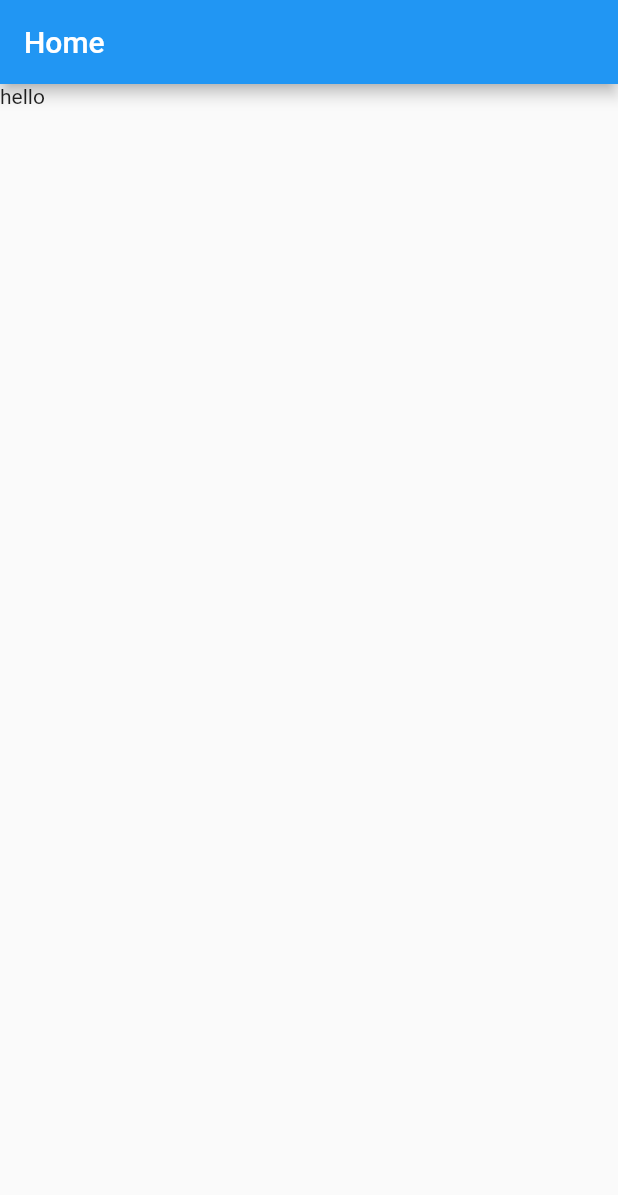
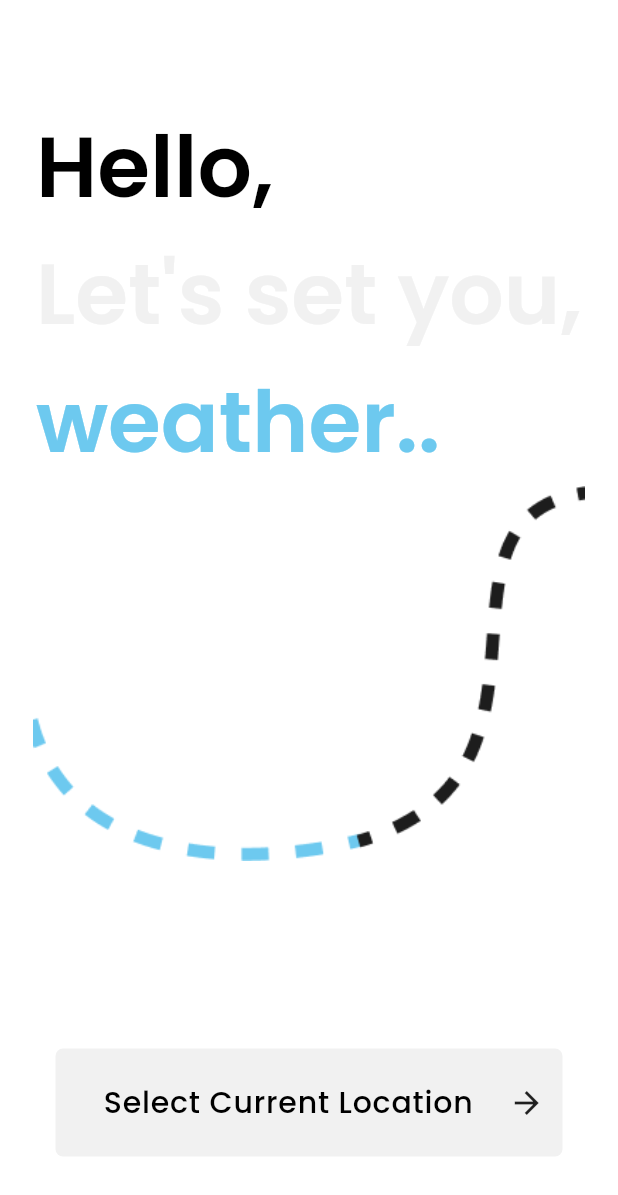
Before and after one commit to m-ammar-p/hackathon, a Flutter app: the screen it shows after launch, on a phone screen of 412 x 824 dp. Shown: the top 1195 px of the screen. Run offline on Flutter 3.47's test engine with Material 2 defaults, Android fonts, the phone set to English and light mode, and no system bars; our stand-ins replace google_fonts, stacked, stacked_core, stacked_services.

Commit message:
Completed Landing page UI

```diff
--- a/lib/base/app_setup.dart
+++ b/lib/base/app_setup.dart
@@ -1,5 +1,7 @@
 
+import 'package:hackathon/views/city/city_view.dart';
 import 'package:hackathon/views/home/home_view.dart';
+import 'package:hackathon/views/landing/landing_view.dart';
 import 'package:hackathon/views/splash/splash_view.dart';
 import 'package:stacked/stacked_annotations.dart';
 import 'package:stacked_services/stacked_services.dart';
@@ -9,6 +11,8 @@ import 'package:stacked_services/stacked_services.dart';
   routes: [
     MaterialRoute(page: SplashView, initial: true),
     MaterialRoute(page: HomeView,),
+    MaterialRoute(page: LandingView,),
+    MaterialRoute(page: CityView,),
 
   ],
   dependencies: [
--- a/lib/base/app_setup.router.dart
+++ b/lib/base/app_setup.router.dart
@@ -10,15 +10,21 @@ import 'package:flutter/material.dart';
 import 'package:stacked/stacked.dart';
 import 'package:stacked_services/stacked_services.dart';
 
+import '../views/city/city_view.dart';
 import '../views/home/home_view.dart';
+import '../views/landing/landing_view.dart';
 import '../views/splash/splash_view.dart';
 
 class Routes {
   static const String splashView = '/';
   static const String homeView = '/home-view';
+  static const String landingView = '/landing-view';
+  static const String cityView = '/city-view';
   static const all = <String>{
     splashView,
     homeView,
+    landingView,
+    cityView,
   };
 }
 
@@ -28,6 +34,8 @@ class StackedRouter extends RouterBase {
   final _routes = <RouteDef>[
     RouteDef(Routes.splashView, page: SplashView),
     RouteDef(Routes.homeView, page: HomeView),
+    RouteDef(Routes.landingView, page: LandingView),
+    RouteDef(Routes.cityView, page: CityView),
   ];
   @override
   Map<Type, StackedRouteFactory> get pagesMap => _pagesMap;
@@ -41,6 +49,18 @@ class StackedRouter extends RouterBase {
     HomeView: (data) {
       return MaterialPageRoute<dynamic>(
         builder: (context) => HomeView(),
+        settings: data,
+      );
+    },
+    LandingView: (data) {
+      return MaterialPageRoute<dynamic>(
+        builder: (context) => LandingView(),
+        settings: data,
+      );
+    },
+    CityView: (data) {
+      return MaterialPageRoute<dynamic>(
+        builder: (context) => CityView(),
         settings: data,
       );
     },
@@ -83,4 +103,36 @@ extension NavigatorStateExtension on NavigationService {
       transition: transition,
     );
   }
+
+  Future<dynamic> navigateToLandingView({
+    int? routerId,
+    bool preventDuplicates = true,
+    Map<String, String>? parameters,
+    Widget Function(BuildContext, Animation<double>, Animation<double>, Widget)?
+        transition,
+  }) async {
+    return navigateTo(
+      Routes.landingView,
+      id: routerId,
+      preventDuplicates: preventDuplicates,
+      parameters: parameters,
+      transition: transition,
+    );
+  }
+
+  Future<dynamic> navigateToCityView({
+    int? routerId,
+    bool preventDuplicates = true,
+    Map<String, String>? parameters,
+    Widget Function(BuildContext, Animation<double>, Animation<double>, Widget)?
+        transition,
+  }) async {
+    return navigateTo(
+      Routes.cityView,
+      id: routerId,
+      preventDuplicates: preventDuplicates,
+      parameters: parameters,
+      transition: transition,
+    );
+  }
 }
--- a/lib/shared/styles/styles.dart
+++ b/lib/shared/styles/styles.dart
@@ -3,14 +3,15 @@ import 'package:google_fonts/google_fonts.dart';
 
 // App Colors
 const Color appGreenColor = Color(0xFF6CC51D);
-const Color appGreyColor = Color(0xFFBFBFBF);
+const Color appGreyColor = Color(0xFFF1F1F1);
 const Color appGreyColorBackground = Color(0xFFF4F5F9);
 const Color appWhiteColor = Color(0xFFFFFFFF);
 const Color appBlueColor = Color(0xFF6DC9EF);
 const Color appGreenSecondary = Color(0xFFAEDC81);
-const Color appGreySecondary = Color(0xFFEBEBEB);
+const Color appGreySecondary = Color(0xFFF1F1F1);
 const Color appGreyDark = Color(0xFFB1B1B1);
 const Color appRedColor = Color(0xFFEF574B);
+
 
 // App TextStyles
 TextStyle heading1 = GoogleFonts.poppins(
@@ -31,7 +32,7 @@ TextStyle heading3 = GoogleFonts.poppins(
   fontSize: 15,
   fontWeight: FontWeight.w500,
   letterSpacing: 15 * (20 / 100),
-  color: appGreyColor,
+  color: Colors.black,
 );
 
 TextStyle heading4 = GoogleFonts.poppins(
@@ -49,10 +50,10 @@ TextStyle heading5 = GoogleFonts.poppins(
 );
 
 TextStyle heading6 = GoogleFonts.poppins(
-  fontSize: 18,
+  fontSize: 20,
   fontWeight: FontWeight.w500,
   letterSpacing: 18 * (3 / 100),
-  color: Colors.white,
+  color: Colors.black,
 );
 
 TextStyle heading7 = GoogleFonts.poppins(
@@ -69,7 +70,7 @@ TextStyle paragraph1 = GoogleFonts.poppins(
 );
 
 TextStyle paragraph2 = GoogleFonts.poppins(
-  fontSize: 15,
+  fontSize: 17,
   fontWeight: FontWeight.w400,
   letterSpacing: 15 * (3 / 100),
   color: appGreyColor,
--- /dev/null
+++ b/lib/shared/widgets/app_button.dart
@@ -0,0 +1,51 @@
+import 'package:flutter/material.dart';
+import 'package:hackathon/shared/styles/styles.dart';
+
+class AppButton extends StatelessWidget {
+  final String text;
+  final VoidCallback onTap;
+  final bool? isLoading;
+
+  const AppButton({
+    Key? key,
+    required this.text,
+    required this.onTap,
+    this.isLoading,
+  }) : super(key: key);
+
+  @override
+  Widget build(BuildContext context) {
+    return GestureDetector(
+      onTap: onTap,
+      child: Container(
+        margin: const EdgeInsets.symmetric(horizontal: 17),
+        padding: EdgeInsets.only(left: 20),
+        alignment: Alignment.centerLeft,
+        height: 72,
+        decoration: BoxDecoration(
+          color: appGreyColor,
+          borderRadius: BorderRadius.circular(5),
+        ),
+        child: isLoading == true
+            ? const Padding(
+                padding: EdgeInsets.symmetric(vertical: 15),
+                child: FittedBox(
+                  child: CircularProgressIndicator(
+                    color: Colors.white,
+                  ),
+                ),
+              )
+            : Row(
+                mainAxisAlignment: MainAxisAlignment.spaceAround,
+                children: [
+                  Text(
+                    text,
+                    style: heading6,
+                  ),
+                  Icon(Icons.arrow_forward)
+                ],
+              ),
+      ),
+    );
+  } // build
+} // AppMainButton
--- /dev/null
+++ b/lib/views/city/city_view.dart
@@ -0,0 +1,42 @@
+import 'package:flutter/material.dart';
+import 'package:flutter/src/widgets/framework.dart';
+import 'package:hackathon/shared/styles/styles.dart';
+import 'package:hackathon/shared/widgets/app_text_field.dart';
+import 'package:hackathon/views/city/city_view_model.dart';
+import 'package:stacked/stacked.dart';
+
+class CityView extends ViewModelBuilderWidget<CityViewModel> {
+  @override
+  Widget builder(BuildContext context, CityViewModel viewModel, Widget? child) {
+    return Scaffold(
+      backgroundColor: appWhiteColor,
+      body: Container(
+        child: Column(
+          children: [
+            Padding(
+              padding: const EdgeInsets.only(top: 80, left: 20, right: 20),
+              child: Column(
+                crossAxisAlignment: CrossAxisAlignment.start,
+                children: [
+                  // Arrow back
+                  GestureDetector(
+                      onTap: () => viewModel.navigateToLandinPage(),
+                      child: Icon(Icons.arrow_back)),
+
+                  // City Select Text
+                  Text("Select City", style: heading2.copyWith(color: Colors.black),),
+
+                  // Search City Box
+                  AppTextField(placeholder: "Search City"),
+                ],
+              ),
+            )
+          ],
+        ),
+      ),
+    );
+  } // builder
+
+  @override
+  CityViewModel viewModelBuilder(BuildContext context) => CityViewModel();
+} // CityView
--- a/lib/views/landing/landing_view.dart
+++ b/lib/views/landing/landing_view.dart
@@ -0,0 +1,73 @@
+import 'package:flutter/material.dart';
+import 'package:flutter/src/widgets/framework.dart';
+import 'package:hackathon/shared/assets/assets_path.dart';
+import 'package:hackathon/shared/widgets/app_button.dart';
+import 'package:hackathon/views/landing/landing_view_model.dart';
+import 'package:stacked/stacked.dart';
+
+import '../../shared/styles/styles.dart';
+
+class LandingView extends ViewModelBuilderWidget<LandingViewModel> {
+  @override
+  Widget builder(
+      BuildContext context, LandingViewModel viewModel, Widget? child) {
+    return Scaffold(
+      backgroundColor: appWhiteColor,
+      body: Container(
+        child: Column(
+          children: [
+            Padding(
+              padding: const EdgeInsets.only(top: 68, left: 10, right: 10),
+              child: Column(
+                crossAxisAlignment: CrossAxisAlignment.start,
+                children: [
+                  // Text
+                  Text(
+                    "Hello,",
+                    style: heading2.copyWith(color: Colors.black),
+                  ),
+                  Text(
+                    "Let's set you,",
+                    style: heading2.copyWith(color: appGreyColor),
+                  ),
+                  Text(
+                    "weather..",
+                    style: heading2,
+                  ),
+                  SizedBox(
+                    height: 1,
+                  ),
+                ],
+              ),
+            ),
+
+            // Doted Image
+            Image.asset(
+              Assets.dotedLines,
+              height: 250,
+            ),
+
+            Spacer(),
+            Padding(
+              padding: const EdgeInsets.only(
+                  top: 10, left: 20, right: 20, bottom: 53),
+              child: Column(
+                children: [
+                  AppButton(text: "Select Current Location", onTap: () => viewModel.navigateToCityPage()),
+                ],
+              ),
+            ),
+          ],
+        ),
+      ),
+    );
+  }
+
+  @override
+  LandingViewModel viewModelBuilder(BuildContext context) => LandingViewModel();
+
+  @override
+  void onViewModelReady(LandingViewModel viewModel) {
+    super.onViewModelReady(viewModel);
+  } // onViewModelReady
+} // LandingView
--- a/lib/views/landing/landing_view_model.dart
+++ b/lib/views/landing/landing_view_model.dart
@@ -0,0 +1,17 @@
+import 'package:hackathon/base/app_setup.locator.dart';
+import 'package:hackathon/base/app_setup.router.dart';
+import 'package:stacked/stacked.dart';
+import 'package:stacked_services/stacked_services.dart';
+
+class LandingViewModel extends BaseViewModel {
+
+
+  void navigateToHomePage() {
+    locator<NavigationService>().replaceWith(Routes.homeView);
+  } // navigateToHomePage
+
+  void navigateToCityPage() {
+    locator<NavigationService>().replaceWith(Routes.cityView);
+  } // navigateToCityPage
+
+} // LandingViewModel
--- a/lib/views/splash/splash_view_model.dart
+++ b/lib/views/splash/splash_view_model.dart
@@ -11,6 +11,6 @@ class SplashViewModel extends BaseViewModel {
     // notifyListeners();
     await Future.delayed(Duration(seconds: 2),);
 
-    locator<NavigationService>().pushNamedAndRemoveUntil(Routes.homeView);
+    locator<NavigationService>().pushNamedAndRemoveUntil(Routes.landingView);
   } // init
 } // SplashViewModel
```
Also changed, not shown: lib/shared/widgets/app_text_field.dart (added, +56 -0 lines), lib/views/city/city_view_model.dart (added, +13 -0 lines).
